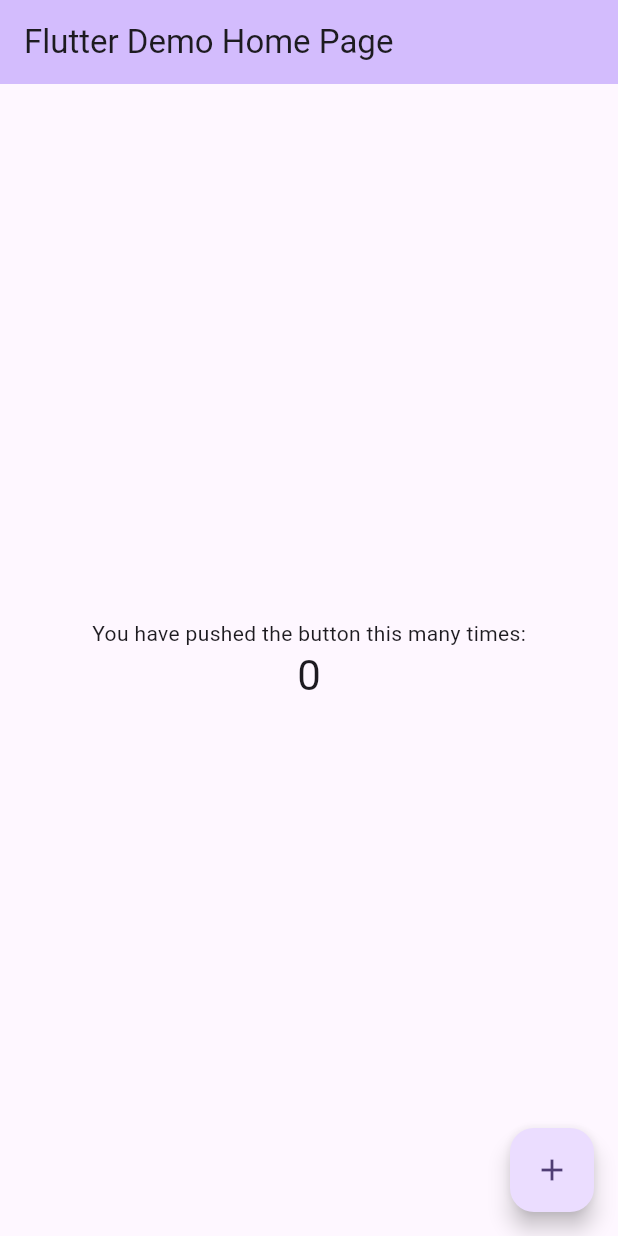
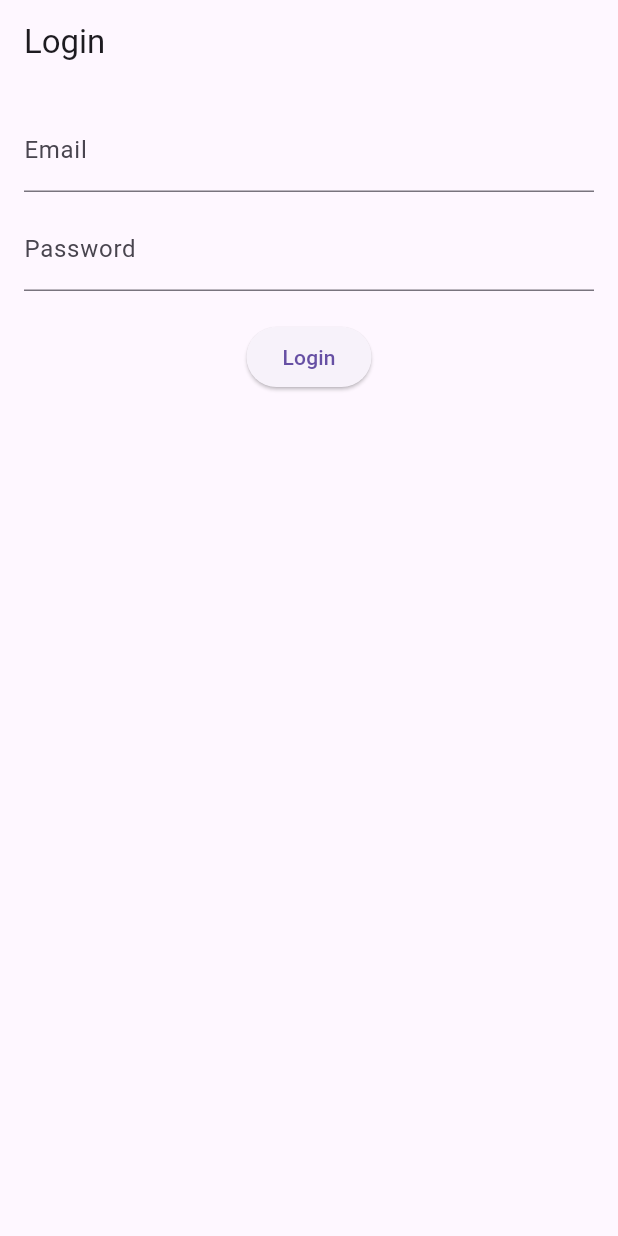
Before and after one commit to Morynmoh/budget_frontend, a Flutter app: the screen it shows after launch, on a phone screen of 412 x 824 dp. Run offline on Flutter 3.47's test engine with Material 3 defaults, Android fonts, the phone set to English and light mode, and no system bars.

Commit message:
Login success

```diff
--- /dev/null
+++ b/lib/config/api_constants.dart
@@ -0,0 +1,3 @@
+class ApiConstants {
+  static const String baseUrl = 'http://localhost:3000'; // Adjust as needed
+}
--- a/lib/main.dart
+++ b/lib/main.dart
@@ -1,122 +1,33 @@
+// lib/main.dart
+
 import 'package:flutter/material.dart';
+import 'package:provider/provider.dart';
+import 'screens/auth/login_screen.dart';
+import 'screens/dashboard/dashboard_screen.dart';
+import 'providers/auth_provider.dart';
 
 void main() {
-  runApp(const MyApp());
+  runApp(
+    MultiProvider(
+      providers: [ChangeNotifierProvider(create: (_) => AuthProvider())],
+      child: const MyApp(),
+    ),
+  );
 }
 
 class MyApp extends StatelessWidget {
   const MyApp({super.key});
 
-  // This widget is the root of your application.
   @override
   Widget build(BuildContext context) {
     return MaterialApp(
-      title: 'Flutter Demo',
-      theme: ThemeData(
-        // This is the theme of your application.
-        //
-        // TRY THIS: Try running your application with "flutter run". You'll see
-        // the application has a purple toolbar. Then, without quitting the app,
-        // try changing the seedColor in the colorScheme below to Colors.green
-        // and then invoke "hot reload" (save your changes or press the "hot
-        // reload" button in a Flutter-supported IDE, or press "r" if you used
-        // the command line to start the app).
-        //
-        // Notice that the counter didn't reset back to zero; the application
-        // state is not lost during the reload. To reset the state, use hot
-        // restart instead.
-        //
-        // This works for code too, not just values: Most code changes can be
-        // tested with just a hot reload.
-        colorScheme: ColorScheme.fromSeed(seedColor: Colors.deepPurple),
-      ),
-      home: const MyHomePage(title: 'Flutter Demo Home Page'),
+      title: 'Budget App',
+      theme: ThemeData(primarySwatch: Colors.blue),
+      initialRoute: '/',
+      routes: {
+        '/': (_) => const LoginScreen(),
+        '/dashboard': (_) => const DashboardScreen(),
+      },
     );
   }
 }
-
-class MyHomePage extends StatefulWidget {
-  const MyHomePage({super.key, required this.title});
-
-  // This widget is the home page of your application. It is stateful, meaning
-  // that it has a State object (defined below) that contains fields that affect
-  // how it looks.
-
-  // This class is the configuration for the state. It holds the values (in this
-  // case the title) provided by the parent (in this case the App widget) and
-  // used by the build method of the State. Fields in a Widget subclass are
-  // always marked "final".
-
-  final String title;
-
-  @override
-  State<MyHomePage> createState() => _MyHomePageState();
-}
-
-class _MyHomePageState extends State<MyHomePage> {
-  int _counter = 0;
-
-  void _incrementCounter() {
-    setState(() {
-      // This call to setState tells the Flutter framework that something has
-      // changed in this State, which causes it to rerun the build method below
-      // so that the display can reflect the updated values. If we changed
-      // _counter without calling setState(), then the build method would not be
-      // called again, and so nothing would appear to happen.
-      _counter++;
-    });
-  }
-
-  @override
-  Widget build(BuildContext context) {
-    // This method is rerun every time setState is called, for instance as done
-    // by the _incrementCounter method above.
-    //
-    // The Flutter framework has been optimized to make rerunning build methods
-    // fast, so that you can just rebuild anything that needs updating rather
-    // than having to individually change instances of widgets.
-    return Scaffold(
-      appBar: AppBar(
-        // TRY THIS: Try changing the color here to a specific color (to
-        // Colors.amber, perhaps?) and trigger a hot reload to see the AppBar
-        // change color while the other colors stay the same.
-        backgroundColor: Theme.of(context).colorScheme.inversePrimary,
-        // Here we take the value from the MyHomePage object that was created by
-        // the App.build method, and use it to set our appbar title.
-        title: Text(widget.title),
-      ),
-      body: Center(
-        // Center is a layout widget. It takes a single child and positions it
-        // in the middle of the parent.
-        child: Column(
-          // Column is also a layout widget. It takes a list of children and
-          // arranges them vertically. By default, it sizes itself to fit its
-          // children horizontally, and tries to be as tall as its parent.
-          //
-          // Column has various properties to control how it sizes itself and
-          // how it positions its children. Here we use mainAxisAlignment to
-          // center the children vertically; the main axis here is the vertical
-          // axis because Columns are vertical (the cross axis would be
-          // horizontal).
-          //
-          // TRY THIS: Invoke "debug painting" (choose the "Toggle Debug Paint"
-          // action in the IDE, or press "p" in the console), to see the
-          // wireframe for each widget.
-          mainAxisAlignment: MainAxisAlignment.center,
-          children: <Widget>[
-            const Text('You have pushed the button this many times:'),
-            Text(
-              '$_counter',
-              style: Theme.of(context).textTheme.headlineMedium,
-            ),
-          ],
-        ),
-      ),
-      floatingActionButton: FloatingActionButton(
-        onPressed: _incrementCounter,
-        tooltip: 'Increment',
-        child: const Icon(Icons.add),
-      ), // This trailing comma makes auto-formatting nicer for build methods.
-    );
-  }
-}
--- /dev/null
+++ b/lib/providers/auth_provider.dart
@@ -0,0 +1,20 @@
+import 'package:flutter/material.dart';
+import '../services/auth_service.dart';
+
+class AuthProvider with ChangeNotifier {
+  bool _isAuthenticated = false;
+
+  bool get isAuthenticated => _isAuthenticated;
+
+  Future<bool> login(String email, String password) async {
+    final token = await AuthService.login(email, password);
+
+    if (token != null) {
+      _isAuthenticated = true;
+      notifyListeners();
+      return true;
+    }
+
+    return false;
+  }
+}
--- /dev/null
+++ b/lib/screens/auth/login_screen.dart
@@ -0,0 +1,117 @@
+// class _LoginScreenState extends State<LoginScreen> {
+//   final TextEditingController _emailController = TextEditingController();
+//   final TextEditingController _passwordController = TextEditingController();
+//   final ApiService _apiService =
+//       ApiService(); // Create an instance of ApiService
+
+//   // Function to handle login button press
+//   void _login() {
+//     String email = _emailController.text;
+//     String password = _passwordController.text;
+
+//     _apiService.login(
+//       email,
+//       password,
+//     ); // Call the login function from ApiService
+//   }
+
+//   @override
+//   Widget build(BuildContext context) {
+//     return Scaffold(
+//       appBar: AppBar(title: Text("Login")),
+//       body: Padding(
+//         padding: const EdgeInsets.all(16.0),
+//         child: Column(
+//           children: [
+//             TextField(
+//               controller: _emailController,
+//               decoration: InputDecoration(labelText: 'Email'),
+//             ),
+//             TextField(
+//               controller: _passwordController,
+//               obscureText: true,
+//               decoration: InputDecoration(labelText: 'Password'),
+//             ),
+//             SizedBox(height: 20),
+//             ElevatedButton(
+//               onPressed: _login, // Trigger login when pressed
+//               child: Text("Login"),
+//             ),
+//           ],
+//         ),
+//       ),
+//     );
+//   }
+// }
+
+import 'package:flutter/material.dart';
+import 'package:provider/provider.dart';
+import '../../providers/auth_provider.dart';
+
+class LoginScreen extends StatefulWidget {
+  const LoginScreen({super.key});
+
+  @override
+  State<LoginScreen> createState() => _LoginScreenState();
+}
+// class LoginScreen extends StatefulWidget {
+//   @override
+//   _LoginScreenState createState() => _LoginScreenState();
+// }
+
+class _LoginScreenState extends State<LoginScreen> {
+  final _emailController = TextEditingController();
+  final _passwordController = TextEditingController();
+  bool _isLoading = false;
+
+  void _login(BuildContext context) async {
+    setState(() => _isLoading = true);
+    final authProvider = Provider.of<AuthProvider>(context, listen: false);
+
+    final success = await authProvider.login(
+      _emailController.text,
+      _passwordController.text,
+    );
+
+    setState(() => _isLoading = false);
+
+    if (success) {
+      Navigator.pushReplacementNamed(context, '/dashboard');
+    } else {
+      ScaffoldMessenger.of(context).showSnackBar(
+        const SnackBar(content: Text('Login failed. Please try again.')),
+      );
+    }
+  }
+
+  @override
+  Widget build(BuildContext context) {
+    return Scaffold(
+      appBar: AppBar(title: const Text('Login')),
+      body: Padding(
+        padding: const EdgeInsets.all(16.0),
+        child: Column(
+          children: [
+            TextField(
+              controller: _emailController,
+              decoration: const InputDecoration(labelText: 'Email'),
+            ),
+            const SizedBox(height: 10),
+            TextField(
+              controller: _passwordController,
+              obscureText: true,
+              decoration: const InputDecoration(labelText: 'Password'),
+            ),
+            const SizedBox(height: 20),
+            _isLoading
+                ? const CircularProgressIndicator()
+                : ElevatedButton(
+                  onPressed: () => _login(context),
+                  child: const Text('Login'),
+                ),
+          ],
+        ),
+      ),
+    );
+  }
+}
--- /dev/null
+++ b/lib/services/api_services.dart
@@ -0,0 +1,27 @@
+// lib/services/api_service.dart
+import 'dart:convert';
+import 'package:http/http.dart' as http;
+
+class ApiService {
+  static const String baseUrl =
+      'http://localhost:3000'; // Replace with your backend URL
+
+  // Function to log in a user
+  Future<void> login(String email, String password) async {
+    final url = Uri.parse('$baseUrl/login'); // API endpoint
+    final response = await http.post(
+      url,
+      headers: {'Content-Type': 'application/json'},
+      body: jsonEncode({'email': email, 'password': password}),
+    );
+
+    if (response.statusCode == 200) {
+      final data = jsonDecode(response.body);
+      print('Login successful: $data');
+      // Save token or user data, e.g., using shared preferences or go to the next screen
+    } else {
+      print('Login failed: ${response.body}');
+      // Show error message
+    }
+  }
+}
--- /dev/null
+++ b/lib/services/auth_service.dart
@@ -0,0 +1,23 @@
+import 'dart:convert';
+import 'package:http/http.dart' as http;
+import '../config/api_constants.dart';
+
+class AuthService {
+  static Future<String?> login(String email, String password) async {
+    final url = Uri.parse('${ApiConstants.baseUrl}/login');
+
+    final response = await http.post(
+      url,
+      headers: {'Content-Type': 'application/json'},
+      body: jsonEncode({'email': email, 'password': password}),
+    );
+
+    if (response.statusCode == 200) {
+      final data = jsonDecode(response.body);
+      // Save the token using secure storage if needed
+      return data['token'];
+    }
+
+    return null;
+  }
+}
--- a/pubspec.yaml
+++ b/pubspec.yaml
@@ -30,6 +30,10 @@ environment:
 dependencies:
   flutter:
     sdk: flutter
+  http: ^1.1.0
+  provider: ^6.0.0
+  shared_preferences: ^2.0.15
+  flutter_secure_storage: ^9.0.0
 
   # The following adds the Cupertino Icons font to your application.
   # Use with the CupertinoIcons class for iOS style icons.
```
Also changed, not shown: lib/screens/dashboard/dashboard_screen.dart (added, +15 -0 lines), lib/models/user.dart (added), lib/routes/app_routes.dart (added), lib/screens/auth/register_screen.dart (added), lib/utils/validators.dart (added), pubspec.lock, 5 other files.
